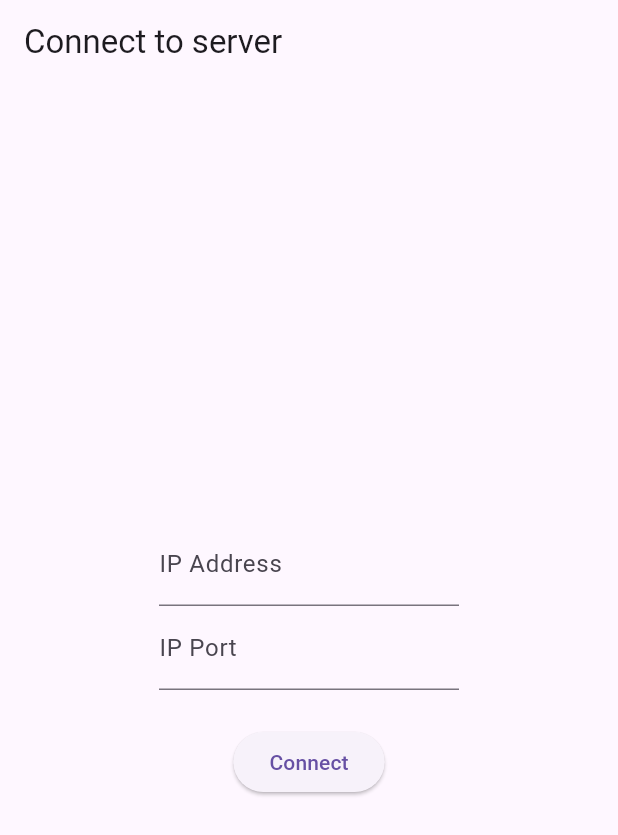
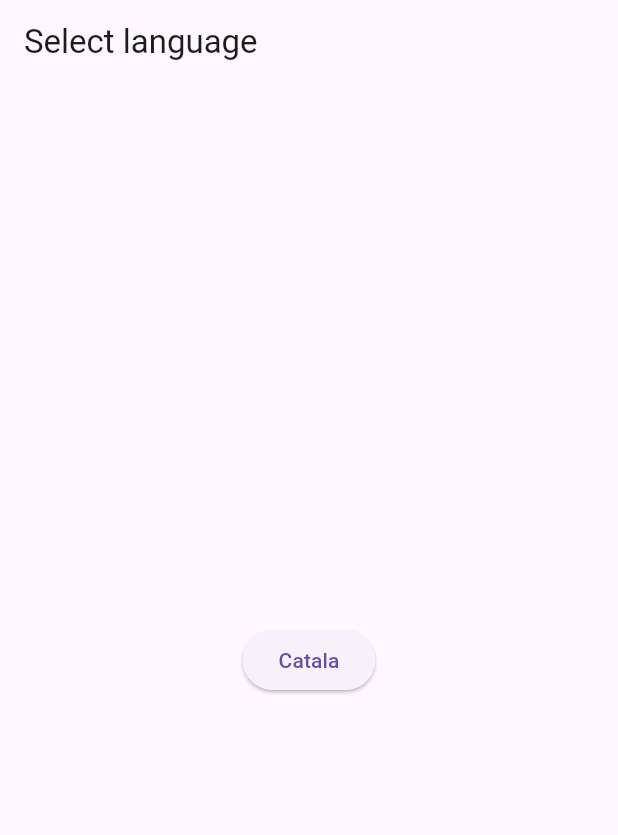
Before and after one commit to Roscodrom/DESKTOP, a Flutter app: the screen it shows after launch, on a phone screen of 412 x 824 dp. Shown: the top 835 px of the screen. Run offline on Flutter 3.47's test engine with Material 3 defaults, Android fonts, the phone set to English and light mode, and no system bars.

Commit message:
initial commit

```diff
--- a/roscodrom_desktop/lib/app_data.dart
+++ b/roscodrom_desktop/lib/app_data.dart
@@ -4,4 +4,6 @@ class AppData with ChangeNotifier {
   // Access appData globaly with:
   // AppData appData = Provider.of<AppData>(context);
   // AppData appData = Provider.of<AppData>(context, listen: false)
+  List<String> languageWords = [];
+  String currentLanguage = "";
 }
--- a/roscodrom_desktop/lib/layout_connection.dart
+++ /dev/null
@@ -1,62 +0,0 @@
-import 'package:flutter/material.dart';
-
-class ConnectionScreen extends StatefulWidget {
-  const ConnectionScreen({super.key});
-
-  @override
-  ConnectionScreenState createState() => ConnectionScreenState();
-}
-
-class ConnectionScreenState extends State<ConnectionScreen> {
-  String ipAddress = '';
-  String ipPort = '';
-  String username = '';
-
-  @override
-  Widget build(BuildContext context) {
-    return Scaffold(
-        appBar: AppBar(
-          title: const Text('Connect to server'),
-        ),
-        body: Center(
-          child: SizedBox(
-            width: 200,
-            child: Column(
-              mainAxisAlignment: MainAxisAlignment.center,
-              crossAxisAlignment: CrossAxisAlignment.center,
-              children: <Widget>[
-                TextField(
-                  decoration: const InputDecoration(
-                    labelText: 'IP Address',
-                  ),
-                  onChanged: (value) {
-                    setState(() {
-                      ipAddress = value;
-                    });
-                  },
-                ),
-                TextField(
-                  decoration: const InputDecoration(
-                    labelText: 'IP Port',
-                  ),
-                  onChanged: (value) {
-                    setState(() {
-                      ipPort = value;
-                    });
-                  },
-                ),
-                const SizedBox(
-                  height: 24,
-                ),
-                ElevatedButton(
-                  child: const Text('Connect'),
-                  onPressed: () {
-                    () => {};
-                  },
-                ),
-              ],
-            ),
-          ),
-        ));
-  }
-}
--- /dev/null
+++ b/roscodrom_desktop/lib/layout_language_selector.dart
@@ -0,0 +1,57 @@
+import 'package:flutter/material.dart';
+import 'package:roscodrom_desktop/words.dart';
+import 'requests.dart';
+import 'app_data.dart';
+import 'package:provider/provider.dart';
+import 'layout_word_display.dart';
+
+class LanguageSelector extends StatefulWidget {
+  const LanguageSelector({super.key});
+
+  @override
+  LanguageSelectorState createState() => LanguageSelectorState();
+}
+
+class LanguageSelectorState extends State<LanguageSelector> {
+  late Future<List<WordCollection>> words;
+
+  @override
+  Widget build(BuildContext context) {
+    AppData appData = Provider.of<AppData>(context, listen: false);
+    return Scaffold(
+        appBar: AppBar(
+          title: const Text('Select language'),
+        ),
+        body: Center(
+          child: SizedBox(
+            width: 200,
+            child: Column(
+              mainAxisAlignment: MainAxisAlignment.center,
+              crossAxisAlignment: CrossAxisAlignment.center,
+              children: <Widget>[
+                ElevatedButton(
+                  child: const Text('Catala'),
+                  onPressed: () {
+                    setState(() {
+                      words = fetchWords('catala', 1);
+                      words.then((wordList) {
+                        for (var word in wordList) {
+                          appData.languageWords.add(word.word);
+                        }
+                        if (appData.languageWords.isNotEmpty) {
+                          appData.currentLanguage = 'catala';
+                          Navigator.push(
+                              context,
+                              MaterialPageRoute(
+                                  builder: (context) => const WordDisplay()));
+                        }
+                      });
+                    });
+                  },
+                ),
+              ],
+            ),
+          ),
+        ));
+  }
+}
--- a/roscodrom_desktop/lib/main.dart
+++ b/roscodrom_desktop/lib/main.dart
@@ -1,7 +1,7 @@
 import 'package:flutter/material.dart';
 import 'package:provider/provider.dart';
 import 'app_data.dart';
-import 'layout_connection.dart'; // Import the connection screen
+import 'layout_language_selector.dart';
 
 void main() {
   runApp(
@@ -13,7 +13,7 @@ void main() {
 }
 
 class MyApp extends StatelessWidget {
-  const MyApp({Key? key}) : super(key: key);
+  const MyApp({super.key});
   @override
   Widget build(BuildContext context) {
     return MaterialApp(
@@ -21,7 +21,7 @@ class MyApp extends StatelessWidget {
       theme: ThemeData(
         primarySwatch: Colors.blue,
       ),
-      home: ConnectionScreen(),
+      home: const LanguageSelector(),
       debugShowCheckedModeBanner: false,
     );
   }
--- /dev/null
+++ b/roscodrom_desktop/lib/requests.dart
@@ -0,0 +1,18 @@
+import 'dart:convert';
+
+import 'package:http/http.dart' as http;
+import 'dart:async';
+
+import 'package:roscodrom_desktop/words.dart';
+
+Future<List<WordCollection>> fetchWords(String language, int page) async {
+  final response = await http
+      .get(Uri.parse('http://127.0.0.1:3000/api/words/$language?$page'));
+
+  if (response.statusCode == 200) {
+    List<dynamic> jsonResponse = jsonDecode(response.body);
+    return jsonResponse.map((item) => WordCollection.fromJson(item)).toList();
+  } else {
+    throw Exception('Failed to load words');
+  }
+}
--- /dev/null
+++ b/roscodrom_desktop/lib/words.dart
@@ -0,0 +1,19 @@
+class WordCollection {
+  final String word;
+  final String language;
+  final int times_used;
+
+  const WordCollection({
+    required this.word,
+    required this.language,
+    required this.times_used,
+  });
+
+  factory WordCollection.fromJson(Map<String, dynamic> json) {
+    return WordCollection(
+      word: json['word'],
+      language: json['language'],
+      times_used: json['times_used'],
+    );
+  }
+}
--- a/roscodrom_desktop/pubspec.yaml
+++ b/roscodrom_desktop/pubspec.yaml
@@ -38,6 +38,7 @@ dependencies:
   window_manager: ^0.3.6
   provider: ^6.1.1
   flutter_svg: ^2.0.9
+  http: ^1.2.1
 
 dev_dependencies:
   flutter_test:
```
Also changed, not shown: roscodrom_desktop/lib/layout_word_display.dart (added, +97 -0 lines), roscodrom_desktop/pubspec.lock.
